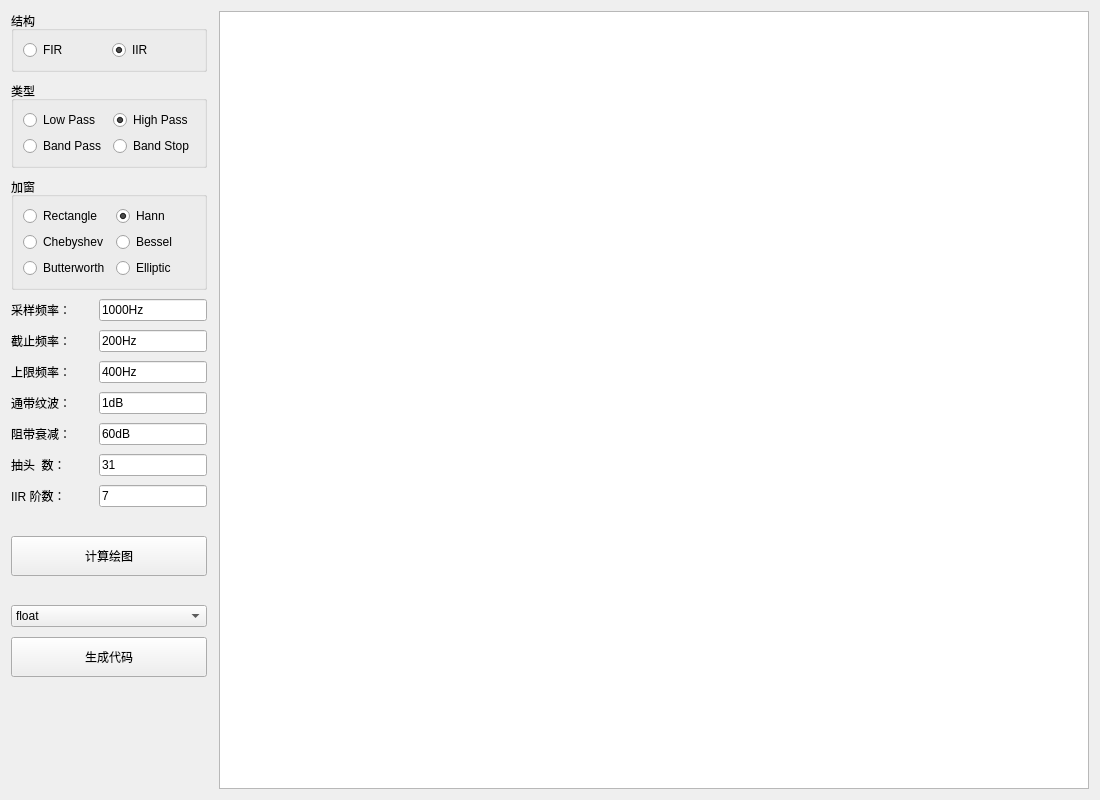
Before: the Qt Designer form SciFilter/SciFilter.ui in XIVN1987/PYQTool, drawn with Qt 5.
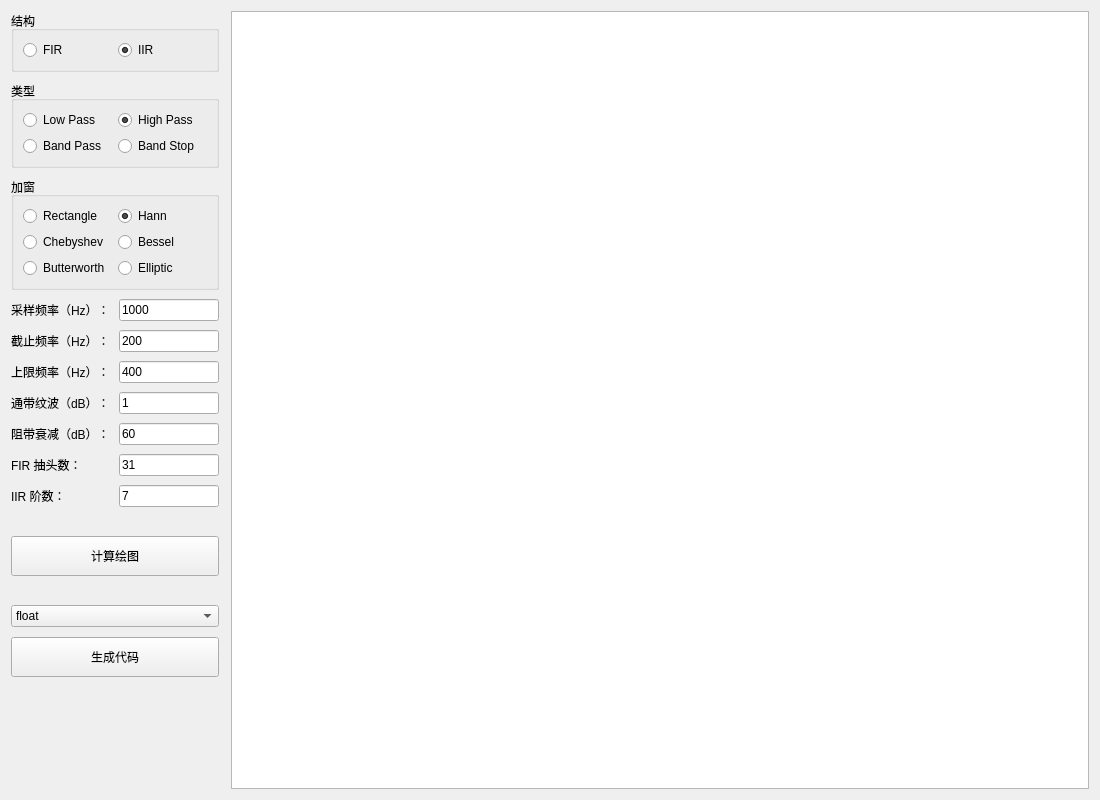
After: the same form once the commit is applied.

```diff
--- a/SciFilter/SciFilter.ui
+++ b/SciFilter/SciFilter.ui
@@ -186,124 +186,160 @@
        <item row="0" column="0">
         <widget class="QLabel" name="lblFsamp">
          <property name="text">
-          <string>采样频率：</string>
+          <string>采样频率（Hz）：</string>
          </property>
         </widget>
        </item>
        <item row="0" column="1">
         <widget class="QLineEdit" name="linFsamp">
          <property name="sizePolicy">
-          <sizepolicy hsizetype="Fixed" vsizetype="Fixed">
+          <sizepolicy hsizetype="Preferred" vsizetype="Fixed">
            <horstretch>0</horstretch>
            <verstretch>0</verstretch>
           </sizepolicy>
          </property>
+         <property name="maximumSize">
+          <size>
+           <width>100</width>
+           <height>16777215</height>
+          </size>
+         </property>
          <property name="text">
-          <string>1000Hz</string>
+          <string>1000</string>
          </property>
         </widget>
        </item>
        <item row="1" column="0">
         <widget class="QLabel" name="lblFstop">
          <property name="text">
-          <string>截止频率：</string>
+          <string>截止频率（Hz）：</string>
          </property>
         </widget>
        </item>
        <item row="1" column="1">
         <widget class="QLineEdit" name="linFstop">
          <property name="sizePolicy">
-          <sizepolicy hsizetype="Fixed" vsizetype="Fixed">
+          <sizepolicy hsizetype="Preferred" vsizetype="Fixed">
            <horstretch>0</horstretch>
            <verstretch>0</verstretch>
           </sizepolicy>
          </property>
+         <property name="maximumSize">
+          <size>
+           <width>100</width>
+           <height>16777215</height>
+          </size>
+         </property>
          <property name="text">
-          <string>200Hz</string>
+          <string>200</string>
          </property>
         </widget>
        </item>
        <item row="2" column="0">
         <widget class="QLabel" name="lblFhlim">
          <property name="text">
-          <string>上限频率：</string>
+          <string>上限频率（Hz）：</string>
          </property>
         </widget>
        </item>
        <item row="2" column="1">
         <widget class="QLineEdit" name="linFhlim">
          <property name="sizePolicy">
-          <sizepolicy hsizetype="Fixed" vsizetype="Fixed">
+          <sizepolicy hsizetype="Preferred" vsizetype="Fixed">
            <horstretch>0</horstretch>
            <verstretch>0</verstretch>
           </sizepolicy>
          </property>
+         <property name="maximumSize">
+          <size>
+           <width>100</width>
+           <height>16777215</height>
+          </size>
+         </property>
          <property name="text">
-          <string>400Hz</string>
+          <string>400</string>
          </property>
         </widget>
        </item>
        <item row="3" column="0">
         <widget class="QLabel" name="lblApass">
          <property name="text">
-          <string>通带纹波：</string>
+          <string>通带纹波（dB）：</string>
          </property>
         </widget>
        </item>
        <item row="3" column="1">
         <widget class="QLineEdit" name="linApass">
          <property name="sizePolicy">
-          <sizepolicy hsizetype="Fixed" vsizetype="Fixed">
+          <sizepolicy hsizetype="Preferred" vsizetype="Fixed">
            <horstretch>0</horstretch>
            <verstretch>0</verstretch>
           </sizepolicy>
          </property>
+         <property name="maximumSize">
+          <size>
+           <width>100</width>
+           <height>16777215</height>
+          </size>
+         </property>
          <property name="toolTip">
           <string>maximum ripple in the passband</string>
          </property>
          <property name="text">
-          <string>1dB</string>
+          <string>1</string>
          </property>
         </widget>
        </item>
        <item row="4" column="0">
         <widget class="QLabel" name="lblAstop">
          <property name="text">
-          <string>阻带衰减：</string>
+          <string>阻带衰减（dB）：</string>
          </property>
         </widget>
        </item>
        <item row="4" column="1">
         <widget class="QLineEdit" name="linAstop">
          <property name="sizePolicy">
-          <sizepolicy hsizetype="Fixed" vsizetype="Fixed">
+          <sizepolicy hsizetype="Preferred" vsizetype="Fixed">
            <horstretch>0</horstretch>
            <verstretch>0</verstretch>
           </sizepolicy>
          </property>
+         <property name="maximumSize">
+          <size>
+           <width>100</width>
+           <height>16777215</height>
+          </size>
+         </property>
          <property name="toolTip">
           <string>minimum attenuation in the stopband</string>
          </property>
          <property name="text">
-          <string>60dB</string>
+          <string>60</string>
          </property>
         </widget>
        </item>
        <item row="5" column="0">
         <widget class="QLabel" name="lblNtap">
          <property name="text">
-          <string>抽头  数：</string>
+          <string>FIR 抽头数：</string>
          </property>
         </widget>
        </item>
        <item row="5" column="1">
         <widget class="QLineEdit" name="linNtap">
          <property name="sizePolicy">
-          <sizepolicy hsizetype="Fixed" vsizetype="Fixed">
+          <sizepolicy hsizetype="Preferred" vsizetype="Fixed">
            <horstretch>0</horstretch>
            <verstretch>0</verstretch>
           </sizepolicy>
          </property>
+         <property name="maximumSize">
+          <size>
+           <width>100</width>
+           <height>16777215</height>
+          </size>
+         </property>
          <property name="text">
           <string>31</string>
          </property>
@@ -319,11 +355,17 @@
        <item row="6" column="1">
         <widget class="QLineEdit" name="linOrder">
          <property name="sizePolicy">
-          <sizepolicy hsizetype="Fixed" vsizetype="Fixed">
+          <sizepolicy hsizetype="Preferred" vsizetype="Fixed">
            <horstretch>0</horstretch>
            <verstretch>0</verstretch>
           </sizepolicy>
          </property>
+         <property name="maximumSize">
+          <size>
+           <width>100</width>
+           <height>16777215</height>
+          </size>
+         </property>
          <property name="text">
           <string>7</string>
          </property>
```
